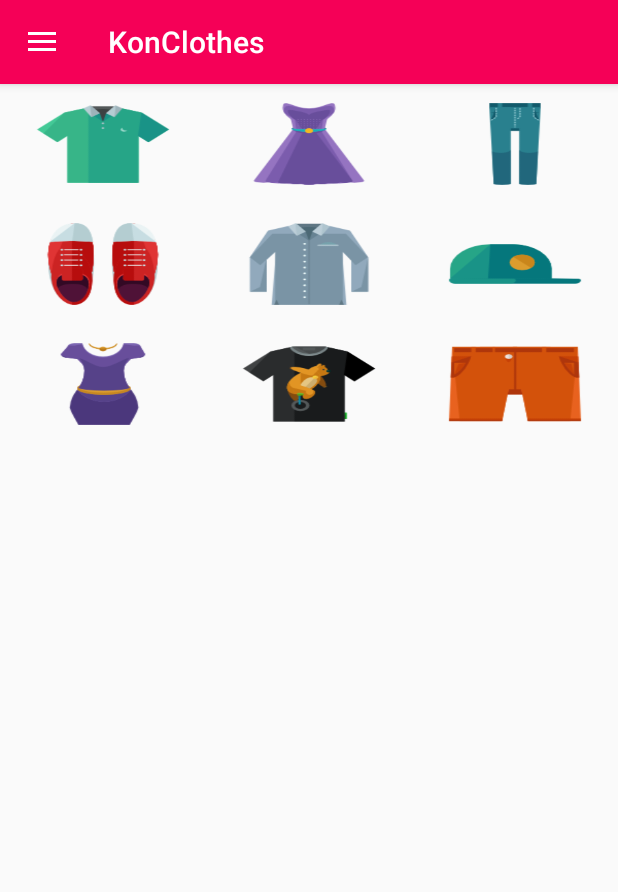
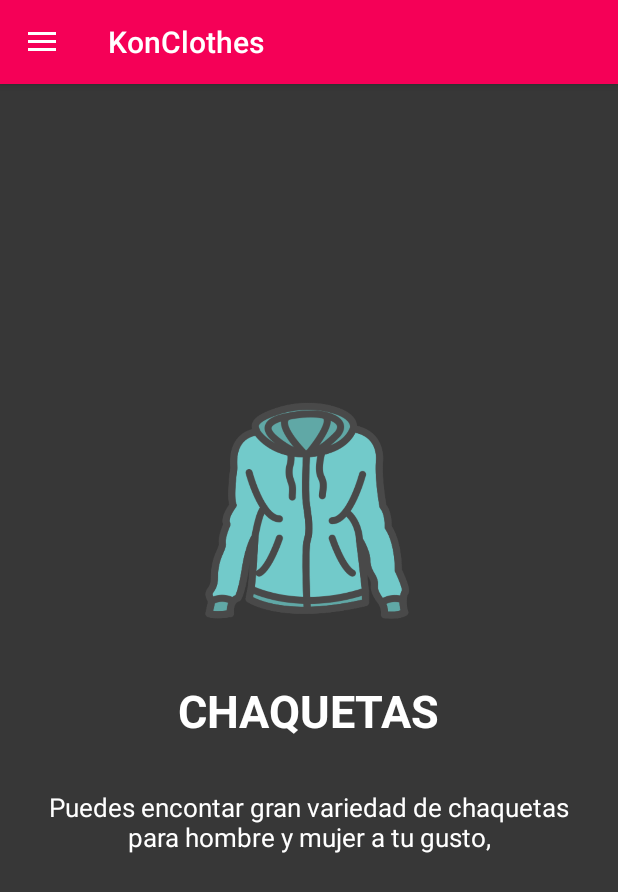
Before and after one commit to brendaliz/konClothes, an Android app: the MainActivity screen opened directly, with no data from a screen before it, on a phone screen of 412 x 824 dp. Shown: the top 892 px of the screen. Run offline under Robolectric (Android 15) with nearby library versions, the phone set to English and light mode, and no system bars.

Commit message:
mofications in content main
Index Page

```diff
--- a/app/src/main/java/co/edu/konradlorenz/konclothes/MainActivity.java
+++ b/app/src/main/java/co/edu/konradlorenz/konclothes/MainActivity.java
@@ -4,6 +4,7 @@
 import android.os.Bundle;
 import android.support.design.widget.FloatingActionButton;
 import android.support.design.widget.Snackbar;
+import android.support.v4.view.ViewPager;
 import android.view.View;
 import android.support.design.widget.NavigationView;
 import android.support.v4.view.GravityCompat;
@@ -17,6 +18,9 @@
 public class MainActivity extends AppCompatActivity
         implements NavigationView.OnNavigationItemSelectedListener {
 
+    private ViewPager viewPager;
+    private SlideAdapter myadapter;
+
 
 
     @Override
@@ -25,6 +29,9 @@
         setContentView(R.layout.activity_main);
         Toolbar toolbar = (Toolbar) findViewById(R.id.toolbar);
         setSupportActionBar(toolbar);
+        viewPager = (ViewPager) findViewById(R.id.viewpager);
+        myadapter = new SlideAdapter(this);
+        viewPager.setAdapter(myadapter);
 
 
         DrawerLayout drawer = (DrawerLayout) findViewById(R.id.drawer_layout);
--- /dev/null
+++ b/app/src/main/java/co/edu/konradlorenz/konclothes/SlideAdapter.java
@@ -0,0 +1,81 @@
+package co.edu.konradlorenz.konclothes;
+
+import android.content.Context;
+import android.graphics.Color;
+import android.support.v4.view.PagerAdapter;
+import android.view.LayoutInflater;
+import android.view.View;
+import android.view.ViewGroup;
+import android.widget.ImageView;
+import android.widget.LinearLayout;
+import android.widget.TextView;
+
+public class SlideAdapter extends PagerAdapter {
+    Context context;
+    LayoutInflater inflater;
+
+    // list of images
+    public int[] lst_images = {
+            R.drawable.image_1,
+            R.drawable.image_2,
+            R.drawable.image_3,
+            R.drawable.image_4
+    };
+    // list of titles
+    public String[] lst_title = {
+            "CHAQUETAS",
+            "VESTIDOS",
+            "PANTALONES",
+            "CAMISAS"
+    }   ;
+    // list of descriptions
+    public String[] lst_description = {
+            "Puedes encontar gran variedad de chaquetas para hombre y mujer a tu gusto,",
+            "Encontraras vestidos a tu gusto con gran variedad de colores y estilos,",
+            "Existen pantalones de todas las tallas,propuestas y variedades,",
+            "Encontraras camisas para hombre y mujer a tu gusto en gran variedad.!"
+    };
+    // list of background colors
+    public int[]  lst_backgroundcolor = {
+            Color.rgb(55,55,55),
+            Color.rgb(239,85,85),
+            Color.rgb(110,49,89),
+            Color.rgb(1,188,212)
+    };
+
+
+    public SlideAdapter(Context context) {
+        this.context = context;
+    }
+
+    @Override
+    public int getCount() {
+        return lst_title.length;
+    }
+
+    @Override
+    public boolean isViewFromObject(View view, Object object) {
+        return (view==(LinearLayout)object);
+    }
+
+    @Override
+    public Object instantiateItem(ViewGroup container, int position) {
+        inflater = (LayoutInflater) context.getSystemService(context.LAYOUT_INFLATER_SERVICE);
+        View view = inflater.inflate(R.layout.slide,container,false);
+        LinearLayout layoutslide = (LinearLayout) view.findViewById(R.id.slidelinearlayout);
+        ImageView imgslide = (ImageView)  view.findViewById(R.id.slideimg);
+        TextView txttitle= (TextView) view.findViewById(R.id.txttitle);
+        TextView description = (TextView) view.findViewById(R.id.txtdescription);
+        layoutslide.setBackgroundColor(lst_backgroundcolor[position]);
+        imgslide.setImageResource(lst_images[position]);
+        txttitle.setText(lst_title[position]);
+        description.setText(lst_description[position]);
+        container.addView(view);
+        return view;
+    }
+
+    @Override
+    public void destroyItem(ViewGroup container, int position, Object object) {
+        container.removeView((LinearLayout)object);
+    }
+}
--- a/app/src/main/res/layout/content_main.xml
+++ b/app/src/main/res/layout/content_main.xml
@@ -1,33 +1,15 @@
 <?xml version="1.0" encoding="utf-8"?>
-<android.support.constraint.ConstraintLayout
-    xmlns:android="http://schemas.android.com/apk/res/android"
-xmlns:app="http://schemas.android.com/apk/res-auto"
-xmlns:tools="http://schemas.android.com/tools"
-android:layout_width="match_parent"
-android:layout_height="match_parent"
-app:layout_behavior="@string/appbar_scrolling_view_behavior"
-tools:context="co.edu.konradlorenz.konclothes.MainActivity"
-tools:showIn="@layout/app_bar_main">
+<LinearLayout xmlns:android="http://schemas.android.com/apk/res/android"
+    xmlns:app="http://schemas.android.com/apk/res-auto"
+    xmlns:tools="http://schemas.android.com/tools"
+    android:layout_width="match_parent"
+    android:layout_height="match_parent">
 
-    <ScrollView
+    <android.support.v4.view.ViewPager
+        android:id="@+id/viewpager"
         android:layout_width="match_parent"
-        android:layout_height="match_parent"
-        >
-        <LinearLayout
-            android:layout_width="match_parent"
-            android:layout_height="match_parent"
-            android:orientation="vertical"
-            >
-            <ImageView
-                android:layout_width="match_parent"
-                android:layout_height="240dp"
-                android:background="@drawable/clothes"
-                android:gravity="bottom"
-                android:textColor="@color/colorPrimaryDark"
-                />
+        android:layout_height="match_parent">
 
-        </LinearLayout>
+    </android.support.v4.view.ViewPager>
 
-    </ScrollView>
-
-</android.support.constraint.ConstraintLayout>
+</LinearLayout>
--- /dev/null
+++ b/app/src/main/res/layout/slide.xml
@@ -0,0 +1,36 @@
+<?xml version="1.0" encoding="utf-8"?>
+<LinearLayout
+    xmlns:android="http://schemas.android.com/apk/res/android" android:layout_width="match_parent"
+    android:layout_height="match_parent"
+    android:orientation="vertical"
+    android:gravity="center"
+    android:id="@+id/slidelinearlayout">
+
+    <ImageView
+        android:layout_width="200dp"
+        android:layout_height="200dp"
+        android:id="@+id/slideimg"/>
+
+    <TextView
+        android:padding="16dp"
+        android:id="@+id/txttitle"
+        android:textStyle="bold"
+        android:textSize="30sp"
+        android:text="Title Here"
+        android:textColor="#fff"
+        android:layout_width="wrap_content"
+        android:layout_height="wrap_content" />
+    <TextView
+        android:padding="16dp"
+        android:id="@+id/txtdescription"
+        android:textAlignment="center"
+        android:textSize="17sp"
+        android:text="Description is Here"
+        android:textColor="#fff"
+        android:layout_width="wrap_content"
+        android:layout_height="wrap_content" />
+
+
+
+
+</LinearLayout>
```
Also changed, not shown: app/src/main/res/drawable/image_1.png (added), app/src/main/res/drawable/image_2.png (added), app/src/main/res/drawable/image_3.png (added), app/src/main/res/drawable/image_4.png (added).
